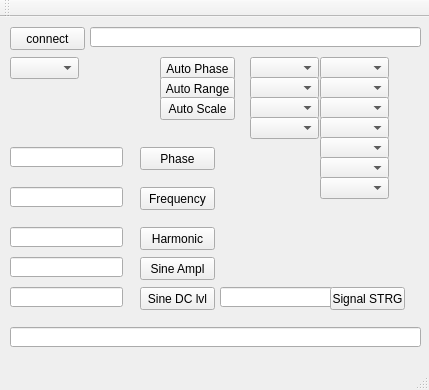
Old version of the form SerialPortCommunicationQt/SerialPortCommunication/SRS/LockInAmplifier/Final_Lock-In-Amplifier/mainwindow.ui in the repository vicvict/Lock-In-Amplifier.
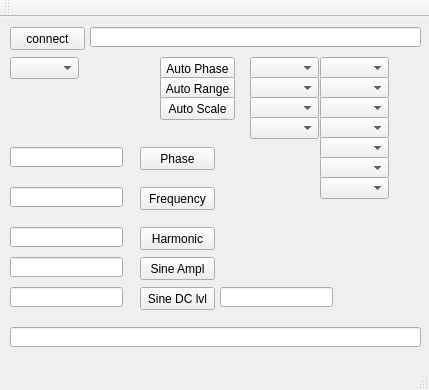
New version of the form.

```diff
--- a/SerialPortCommunicationQt/SerialPortCommunication/SRS/LockInAmplifier/Final_Lock-In-Amplifier/mainwindow.ui
+++ b/SerialPortCommunicationQt/SerialPortCommunication/SRS/LockInAmplifier/Final_Lock-In-Amplifier/mainwindow.ui
@@ -321,19 +321,6 @@
      </rect>
     </property>
    </widget>
-   <widget class="QPushButton" name="pushButtonSignalStrength">
-    <property name="geometry">
-     <rect>
-      <x>330</x>
-      <y>270</y>
-      <width>75</width>
-      <height>23</height>
-     </rect>
-    </property>
-    <property name="text">
-     <string>Signal STRG</string>
-    </property>
-   </widget>
    <widget class="QComboBox" name="comboBoxSensivitity">
     <property name="geometry">
      <rect>
```
